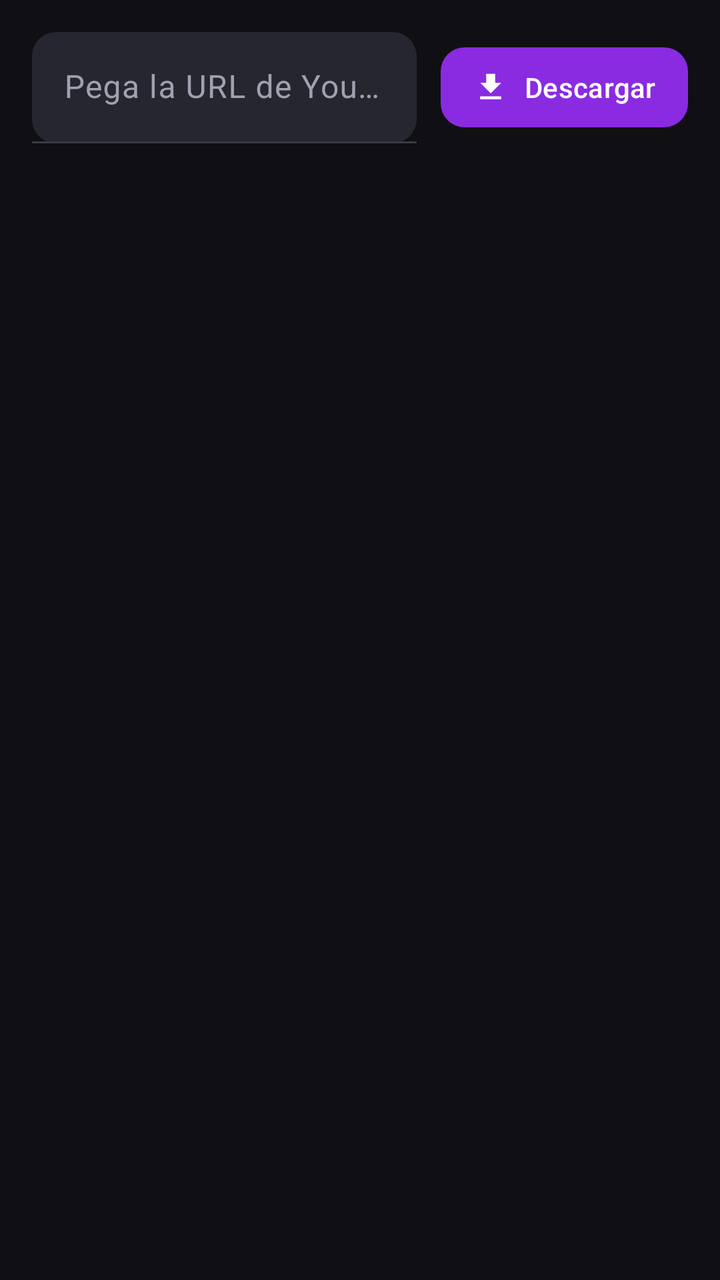
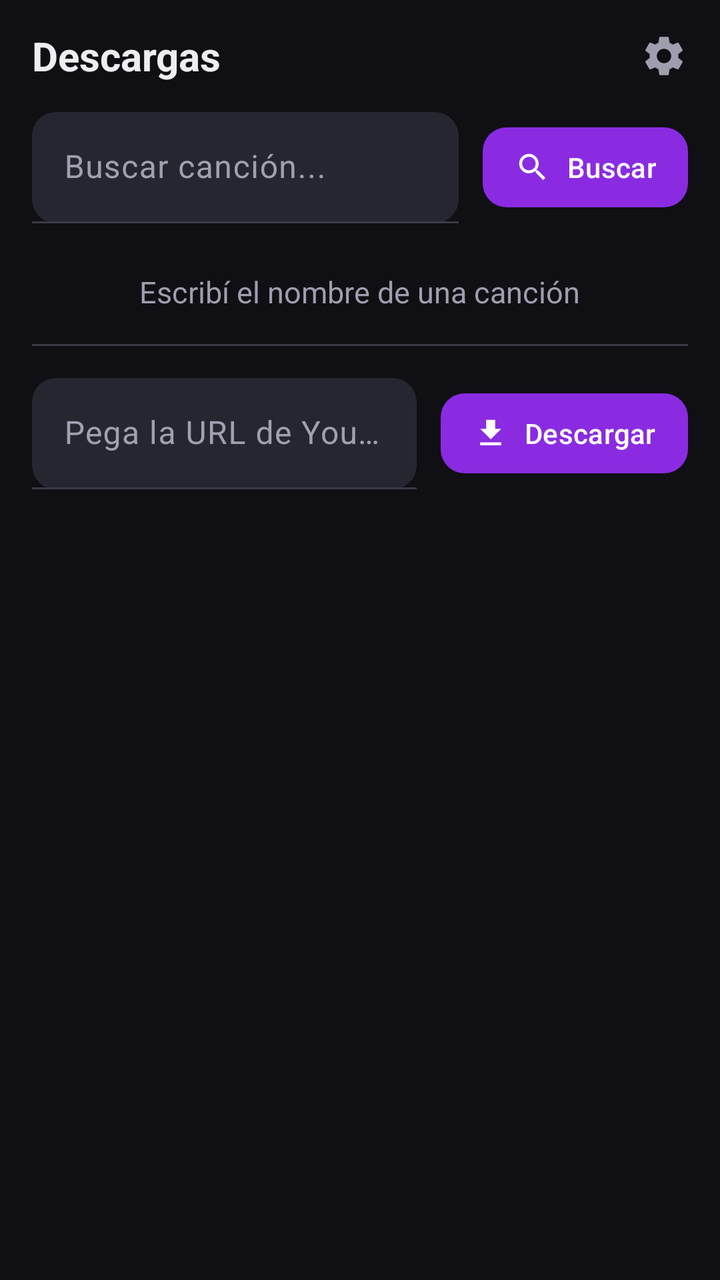

Screens rendered from an Android XML layout before and after an edit, with the pre-edit source and the edit as a unified diff.
<!-- AndroidManifest.xml: application theme Theme.MusicDownloader -->
<!-- res/layout/fragment_downloads.xml -->
<?xml version="1.0" encoding="utf-8"?>
<androidx.coordinatorlayout.widget.CoordinatorLayout xmlns:android="http://schemas.android.com/apk/res/android"
    xmlns:app="http://schemas.android.com/apk/res-auto"
    android:layout_width="match_parent"
    android:layout_height="match_parent"
    android:background="@color/background">

    <LinearLayout
        android:layout_width="match_parent"
        android:layout_height="match_parent"
        android:orientation="vertical">

        <LinearLayout
            android:layout_width="match_parent"
            android:layout_height="wrap_content"
            android:gravity="center_vertical"
            android:orientation="horizontal"
            android:paddingStart="16dp"
            android:paddingEnd="16dp"
            android:paddingTop="16dp"
            android:paddingBottom="8dp">

            <com.google.android.material.textfield.TextInputLayout
                android:layout_width="0dp"
                android:layout_height="wrap_content"
                android:layout_marginEnd="12dp"
                android:layout_weight="1"
                app:boxBackgroundMode="filled"
                app:boxBackgroundColor="@color/surface_high"
                app:boxCornerRadiusBottomEnd="12dp"
                app:boxCornerRadiusBottomStart="12dp"
                app:boxCornerRadiusTopEnd="12dp"
                app:boxCornerRadiusTopStart="12dp"
                app:endIconMode="clear_text"
                app:hintEnabled="true"
                app:hintTextColor="@color/text_secondary"
                style="@style/Widget.Material3.TextInputLayout.FilledBox">

                <com.google.android.material.textfield.TextInputEditText
                    android:id="@+id/et_url"
                    android:layout_width="match_parent"
                    android:layout_height="wrap_content"
                    android:hint="@string/url_hint"
                    android:imeOptions="actionDone"
                    android:inputType="textUri"
                    android:textColor="@color/on_surface"
                    android:textColorHint="@color/text_secondary" />

            </com.google.android.material.textfield.TextInputLayout>

            <com.google.android.material.button.MaterialButton
                android:id="@+id/btn_download"
                android:layout_width="wrap_content"
                android:layout_height="wrap_content"
                android:layout_gravity="center"
                android:paddingStart="16dp"
                android:paddingEnd="16dp"
                android:text="@string/download"
                app:cornerRadius="12dp"
                app:icon="@drawable/ic_downloads"
                app:iconTint="@color/on_primary" />

        </LinearLayout>

        <androidx.recyclerview.widget.RecyclerView
            android:id="@+id/rv_downloads"
            android:layout_width="match_parent"
            android:layout_height="0dp"
            android:layout_weight="1"
            android:clipToPadding="false"
            android:paddingStart="16dp"
            android:paddingEnd="16dp"
            android:paddingTop="4dp"
            android:paddingBottom="16dp"
            android:scrollbars="none" />

        <TextView
            android:id="@+id/tv_empty"
            android:layout_width="wrap_content"
            android:layout_height="wrap_content"
            android:layout_gravity="center"
            android:gravity="center"
            android:text="No hay descargas. Pega una URL de YouTube arriba."
            android:textAlignment="center"
            android:textColor="@color/text_secondary"
            android:textSize="15sp"
            android:visibility="gone" />

    </LinearLayout>

</androidx.coordinatorlayout.widget.CoordinatorLayout>
<!-- resources referenced by this layout -->
<resources>
  <color name="background">#0F0F14</color>
  <color name="on_primary">#FFFFFF</color>
  <color name="on_surface">#EDEDF2</color>
  <color name="surface_high">#262630</color>
  <color name="text_secondary">#9E9EAE</color>
  <!-- drawable ic_downloads (drawable) -->
  <vector xmlns:android="http://schemas.android.com/apk/res/android"
      android:width="24dp"
      android:height="24dp"
      android:viewportWidth="24"
      android:viewportHeight="24">
      <path
          android:fillColor="#FFFFFF"
          android:pathData="M19,9h-4V3H9v6H5l7,7 7,-7zM5,18v2h14v-2H5z"/>
  </vector>
  <string name="download">Descargar</string>
  <string name="url_hint">Pega la URL de YouTube / YouTube Music</string>
  <color name="primary">#8A2BE2</color>
  <color name="primary_container">#4B1D8F</color>
  <color name="on_primary_container">#F3E8FF</color>
  <color name="secondary">#FF6B6B</color>
  <color name="on_secondary">#FFFFFF</color>
  <color name="secondary_container">#5C1E1E</color>
  <color name="on_secondary_container">#FFDADA</color>
  <color name="surface">#16161C</color>
  <color name="surface_variant">#2A2A34</color>
  <color name="on_surface_variant">#A0A0B0</color>
  <color name="surface_low">#1E1E26</color>
  <color name="outline">#3A3A46</color>
  <!-- unchanged entries left out for length: 1 -->
</resources>

<!-- the commit's change to res/layout/fragment_downloads.xml (unified diff, before → after) -->
@@ -5,87 +5,220 @@
     android:layout_height="match_parent"
     android:background="@color/background">
 
-    <LinearLayout
+    <androidx.core.widget.NestedScrollView
         android:layout_width="match_parent"
         android:layout_height="match_parent"
-        android:orientation="vertical">
+        android:fillViewport="true"
+        android:scrollbars="none">
 
         <LinearLayout
             android:layout_width="match_parent"
             android:layout_height="wrap_content"
-            android:gravity="center_vertical"
-            android:orientation="horizontal"
-            android:paddingStart="16dp"
-            android:paddingEnd="16dp"
-            android:paddingTop="16dp"
-            android:paddingBottom="8dp">
-
-            <com.google.android.material.textfield.TextInputLayout
-                android:layout_width="0dp"
-                android:layout_height="wrap_content"
-                android:layout_marginEnd="12dp"
-                android:layout_weight="1"
-                app:boxBackgroundMode="filled"
-                app:boxBackgroundColor="@color/surface_high"
-                app:boxCornerRadiusBottomEnd="12dp"
-                app:boxCornerRadiusBottomStart="12dp"
-                app:boxCornerRadiusTopEnd="12dp"
-                app:boxCornerRadiusTopStart="12dp"
-                app:endIconMode="clear_text"
-                app:hintEnabled="true"
-                app:hintTextColor="@color/text_secondary"
-                style="@style/Widget.Material3.TextInputLayout.FilledBox">
-
-                <com.google.android.material.textfield.TextInputEditText
-                    android:id="@+id/et_url"
-                    android:layout_width="match_parent"
-                    android:layout_height="wrap_content"
-                    android:hint="@string/url_hint"
-                    android:imeOptions="actionDone"
-                    android:inputType="textUri"
+            android:orientation="vertical"
+            android:paddingBottom="16dp">
+
+            <LinearLayout
+                android:layout_width="match_parent"
+                android:layout_height="wrap_content"
+                android:gravity="center_vertical"
+                android:orientation="horizontal"
+                android:paddingStart="16dp"
+                android:paddingEnd="8dp"
+                android:paddingTop="8dp">
+
+                <TextView
+                    android:layout_width="0dp"
+                    android:layout_height="wrap_content"
+                    android:layout_weight="1"
+                    android:text="@string/downloads_title"
                     android:textColor="@color/on_surface"
-                    android:textColorHint="@color/text_secondary" />
-
-            </com.google.android.material.textfield.TextInputLayout>
-
-            <com.google.android.material.button.MaterialButton
-                android:id="@+id/btn_download"
+                    android:textSize="20sp"
+                    android:textStyle="bold" />
+
+                <ImageButton
+                    android:id="@+id/btn_settings"
+                    android:layout_width="40dp"
+                    android:layout_height="40dp"
+                    android:background="?attr/selectableItemBackgroundBorderless"
+                    android:contentDescription="@string/settings_title"
+                    android:src="@drawable/ic_settings"
+                    app:tint="@color/text_secondary" />
+
+            </LinearLayout>
+
+            <LinearLayout
+                android:layout_width="match_parent"
+                android:layout_height="wrap_content"
+                android:gravity="center_vertical"
+                android:orientation="horizontal"
+                android:paddingStart="16dp"
+                android:paddingEnd="16dp"
+                android:paddingTop="8dp"
+                android:paddingBottom="8dp">
+
+                <com.google.android.material.textfield.TextInputLayout
+                    android:layout_width="0dp"
+                    android:layout_height="wrap_content"
+                    android:layout_marginEnd="12dp"
+                    android:layout_weight="1"
+                    app:boxBackgroundMode="filled"
+                    app:boxBackgroundColor="@color/surface_high"
+                    app:boxCornerRadiusBottomEnd="12dp"
+                    app:boxCornerRadiusBottomStart="12dp"
+                    app:boxCornerRadiusTopEnd="12dp"
+                    app:boxCornerRadiusTopStart="12dp"
+                    app:endIconMode="clear_text"
+                    app:hintEnabled="true"
+                    app:hintTextColor="@color/text_secondary"
+                    style="@style/Widget.Material3.TextInputLayout.FilledBox">
+
+                    <com.google.android.material.textfield.TextInputEditText
+                        android:id="@+id/et_search"
+                        android:layout_width="match_parent"
+                        android:layout_height="wrap_content"
+                        android:hint="@string/search_hint"
+                        android:imeOptions="actionSearch"
+                        android:inputType="text"
+                        android:textColor="@color/on_surface"
+                        android:textColorHint="@color/text_secondary" />
+
+                </com.google.android.material.textfield.TextInputLayout>
+
+                <com.google.android.material.button.MaterialButton
+                    android:id="@+id/btn_search"
+                    android:layout_width="wrap_content"
+                    android:layout_height="wrap_content"
+                    android:layout_gravity="center"
+                    android:paddingStart="16dp"
+                    android:paddingEnd="16dp"
+                    android:text="@string/search_button"
+                    app:cornerRadius="12dp"
+                    app:icon="@drawable/ic_search"
+                    app:iconTint="@color/on_primary" />
+
+            </LinearLayout>
+
+            <ProgressBar
+                android:id="@+id/pb_search"
+                style="?android:attr/progressBarStyleHorizontal"
+                android:layout_width="match_parent"
+                android:layout_height="wrap_content"
+                android:layout_marginStart="16dp"
+                android:layout_marginEnd="16dp"
+                android:indeterminate="true"
+                android:visibility="gone" />
+
+            <androidx.recyclerview.widget.RecyclerView
+                android:id="@+id/rv_search_results"
+                android:layout_width="match_parent"
+                android:layout_height="wrap_content"
+                android:clipToPadding="false"
+                android:nestedScrollingEnabled="false"
+                android:paddingStart="16dp"
+                android:paddingEnd="16dp"
+                android:paddingTop="4dp"
+                android:scrollbars="none" />
+
+            <TextView
+                android:id="@+id/tv_empty_search"
                 android:layout_width="wrap_content"
                 android:layout_height="wrap_content"
                 android:layout_gravity="center"
-                android:paddingStart="16dp"
-                android:paddingEnd="16dp"
-                android:text="@string/download"
-                app:cornerRadius="12dp"
-                app:icon="@drawable/ic_downloads"
-                app:iconTint="@color/on_primary" />
+                android:gravity="center"
+                android:paddingStart="24dp"
+                android:paddingEnd="24dp"
+                android:paddingTop="12dp"
+                android:text="@string/search_empty"
+                android:textAlignment="center"
+                android:textColor="@color/text_secondary"
+                android:textSize="15sp" />
+
+            <View
+                android:layout_width="match_parent"
+                android:layout_height="1dp"
+                android:layout_marginStart="16dp"
+                android:layout_marginEnd="16dp"
+                android:layout_marginTop="16dp"
+                android:layout_marginBottom="8dp"
+                android:background="@color/outline" />
+
+            <LinearLayout
+                android:layout_width="match_parent"
+                android:layout_height="wrap_content"
+                android:gravity="center_vertical"
+                android:orientation="horizontal"
+                android:paddingStart="16dp"
+                android:paddingEnd="16dp"
+                android:paddingTop="8dp"
+                android:paddingBottom="8dp">
+
+                <com.google.android.material.textfield.TextInputLayout
+                    android:layout_width="0dp"
+                    android:layout_height="wrap_content"
+                    android:layout_marginEnd="12dp"
+                    android:layout_weight="1"
+                    app:boxBackgroundMode="filled"
+                    app:boxBackgroundColor="@color/surface_high"
+                    app:boxCornerRadiusBottomEnd="12dp"
+                    app:boxCornerRadiusBottomStart="12dp"
+                    app:boxCornerRadiusTopEnd="12dp"
+                    app:boxCornerRadiusTopStart="12dp"
+                    app:endIconMode="clear_text"
+                    app:hintEnabled="true"
+                    app:hintTextColor="@color/text_secondary"
+                    style="@style/Widget.Material3.TextInputLayout.FilledBox">
+
+                    <com.google.android.material.textfield.TextInputEditText
+                        android:id="@+id/et_url"
+                        android:layout_width="match_parent"
+                        android:layout_height="wrap_content"
+                        android:hint="@string/url_hint"
+                        android:imeOptions="actionDone"
+                        android:inputType="textUri"
+                        android:textColor="@color/on_surface"
+                        android:textColorHint="@color/text_secondary" />
+
+                </com.google.android.material.textfield.TextInputLayout>
+
+                <com.google.android.material.button.MaterialButton
+                    android:id="@+id/btn_download"
+                    android:layout_width="wrap_content"
+                    android:layout_height="wrap_content"
+                    android:layout_gravity="center"
+                    android:paddingStart="16dp"
+                    android:paddingEnd="16dp"
+                    android:text="@string/download"
+                    app:cornerRadius="12dp"
+                    app:icon="@drawable/ic_downloads"
+                    app:iconTint="@color/on_primary" />
+
+            </LinearLayout>
+
+            <androidx.recyclerview.widget.RecyclerView
+                android:id="@+id/rv_downloads"
+                android:layout_width="match_parent"
+                android:layout_height="wrap_content"
+                android:clipToPadding="false"
+                android:nestedScrollingEnabled="false"
+                android:paddingStart="16dp"
+                android:paddingEnd="16dp"
+                android:paddingTop="4dp"
+                android:scrollbars="none" />
+
+            <TextView
+                android:id="@+id/tv_empty"
+                android:layout_width="wrap_content"
+                android:layout_height="wrap_content"
+                android:layout_gravity="center"
+                android:gravity="center"
+                android:text="@string/downloads_empty"
+                android:textAlignment="center"
+                android:textColor="@color/text_secondary"
+                android:textSize="15sp"
+                android:visibility="gone" />
 
         </LinearLayout>
 
-        <androidx.recyclerview.widget.RecyclerView
-            android:id="@+id/rv_downloads"
-            android:layout_width="match_parent"
-            android:layout_height="0dp"
-            android:layout_weight="1"
-            android:clipToPadding="false"
-            android:paddingStart="16dp"
-            android:paddingEnd="16dp"
-            android:paddingTop="4dp"
-            android:paddingBottom="16dp"
-            android:scrollbars="none" />
-
-        <TextView
-            android:id="@+id/tv_empty"
-            android:layout_width="wrap_content"
-            android:layout_height="wrap_content"
-            android:layout_gravity="center"
-            android:gravity="center"
-            android:text="No hay descargas. Pega una URL de YouTube arriba."
-            android:textAlignment="center"
-            android:textColor="@color/text_secondary"
-            android:textSize="15sp"
-            android:visibility="gone" />
-
-    </LinearLayout>
+    </androidx.core.widget.NestedScrollView>
 
 </androidx.coordinatorlayout.widget.CoordinatorLayout>
<!-- resource entries referenced after the edit -->
@@ -15,7 +15,33 @@
           android:fillColor="#FFFFFF"
           android:pathData="M19,9h-4V3H9v6H5l7,7 7,-7zM5,18v2h14v-2H5z"/>
   </vector>
+  <!-- drawable ic_search (drawable) -->
+  <vector xmlns:android="http://schemas.android.com/apk/res/android"
+      android:width="24dp"
+      android:height="24dp"
+      android:viewportWidth="24"
+      android:viewportHeight="24">
+      <path
+          android:fillColor="#FFFFFF"
+          android:pathData="M15.5,14h-0.79l-0.28,-0.27C15.41,12.59 16,11.11 16,9.5 16,5.91 13.09,3 9.5,3S3,5.91 3,9.5 5.91,16 9.5,16c1.61,0 3.09,-0.59 4.23,-1.57l0.27,0.28v0.79l5,4.99L20.49,19l-4.99,-5zM9.5,14C7.01,14 5,11.99 5,9.5S7.01,5 9.5,5 14,7.01 14,9.5 11.99,14 9.5,14z"/>
+  </vector>
+  <!-- drawable ic_settings (drawable) -->
+  <vector xmlns:android="http://schemas.android.com/apk/res/android"
+      android:width="24dp"
+      android:height="24dp"
+      android:viewportWidth="24"
+      android:viewportHeight="24">
+      <path
+          android:fillColor="#FFFFFF"
+          android:pathData="M19.14,12.94c0.04,-0.3 0.06,-0.61 0.06,-0.94c0,-0.32 -0.02,-0.64 -0.07,-0.94l2.03,-1.58c0.18,-0.14 0.23,-0.41 0.12,-0.61l-1.92,-3.32c-0.12,-0.22 -0.37,-0.29 -0.59,-0.22l-2.39,0.96c-0.5,-0.38 -1.03,-0.7 -1.62,-0.94L14.4,2.81c-0.04,-0.24 -0.24,-0.41 -0.48,-0.41h-3.84c-0.24,0 -0.43,0.17 -0.47,0.41L9.25,5.35C8.66,5.59 8.12,5.92 7.63,6.29L5.24,5.33c-0.22,-0.08 -0.47,0 -0.59,0.22L2.74,8.87C2.62,9.08 2.66,9.34 2.86,9.48l2.03,1.58C4.84,11.36 4.8,11.69 4.8,12s0.02,0.64 0.07,0.94l-2.03,1.58c-0.18,0.14 -0.23,0.41 -0.12,0.61l1.92,3.32c0.12,0.22 0.37,0.29 0.59,0.22l2.39,-0.96c0.5,0.38 1.03,0.7 1.62,0.94l0.36,2.54c0.05,0.24 0.24,0.41 0.48,0.41h3.84c0.24,0 0.44,-0.17 0.47,-0.41l0.36,-2.54c0.59,-0.24 1.13,-0.56 1.62,-0.94l2.39,0.96c0.22,0.08 0.47,0 0.59,-0.22l1.92,-3.32c0.12,-0.22 0.07,-0.47 -0.12,-0.61L19.14,12.94zM12,15.6c-1.98,0 -3.6,-1.62 -3.6,-3.6s1.62,-3.6 3.6,-3.6s3.6,1.62 3.6,3.6S13.98,15.6 12,15.6z"/>
+  </vector>
   <string name="download">Descargar</string>
+  <string name="downloads_empty">No hay descargas. Pega una URL de YouTube arriba.</string>
+  <string name="downloads_title">Descargas</string>
+  <string name="search_button">Buscar</string>
+  <string name="search_empty">Escribí el nombre de una canción</string>
+  <string name="search_hint">Buscar canción...</string>
+  <string name="settings_title">Configuración</string>
   <string name="url_hint">Pega la URL de YouTube / YouTube Music</string>
   <color name="primary">#8A2BE2</color>
   <color name="primary_container">#4B1D8F</color>
